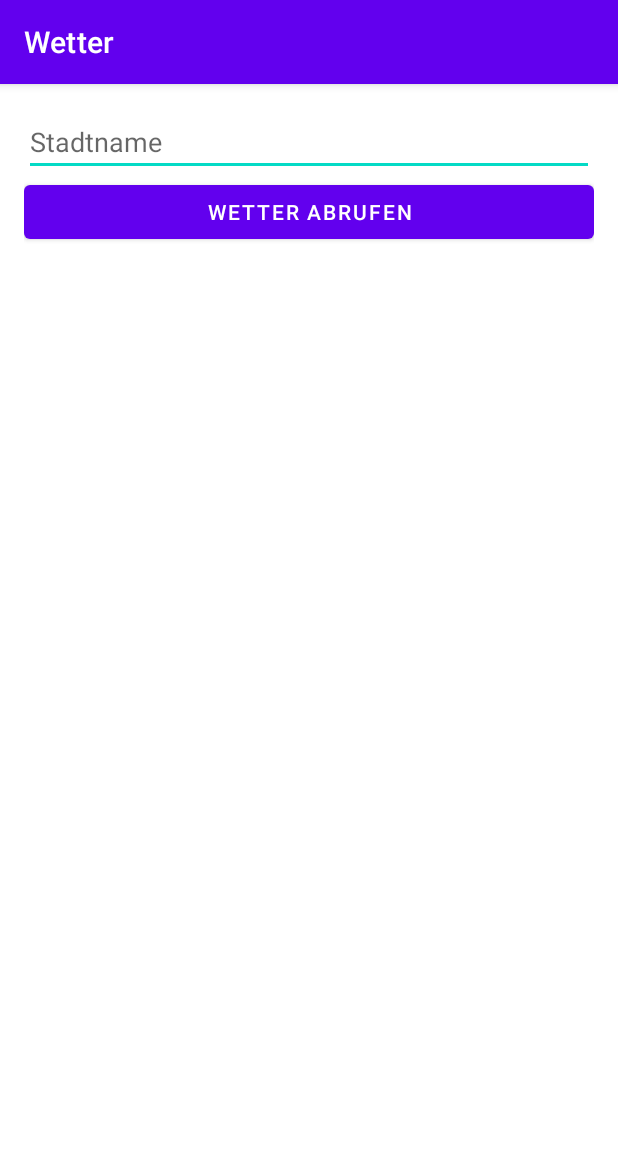
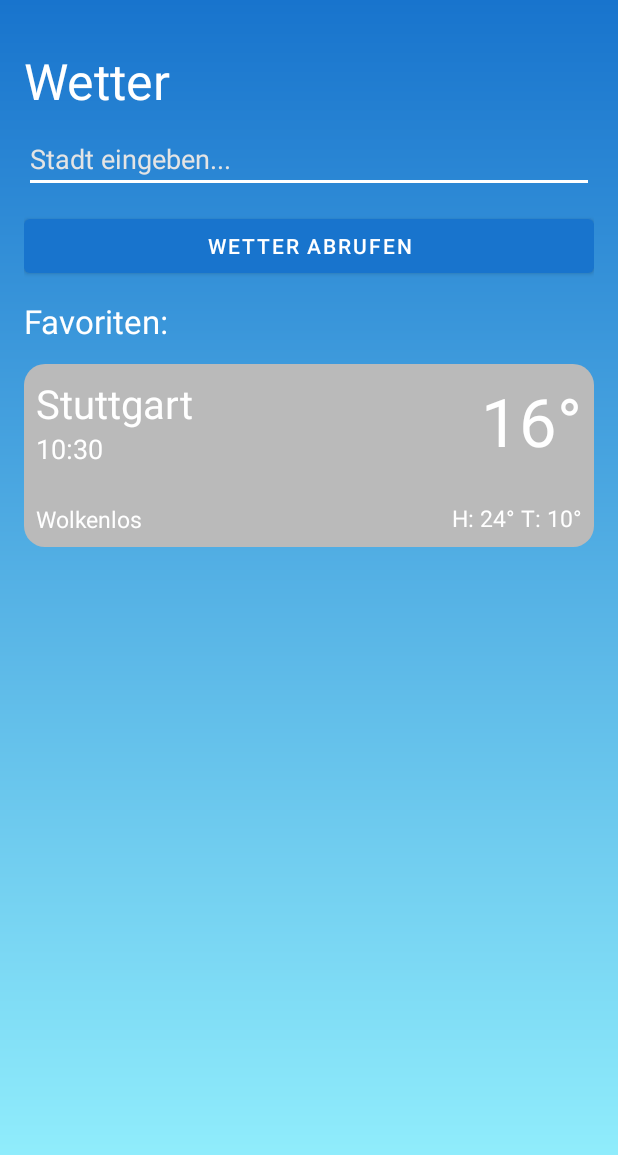
Before and after one commit to MarcelBuckste/WeatherApp, an Android app: the screen it shows after launch (MainActivity), on a phone screen of 412 x 824 dp. Shown: the top 1155 px of the screen. Run offline under Robolectric (Android 15) with nearby library versions, the phone set to English and light mode, and no system bars.

Commit message:
Startseiten Design geändert

```diff
--- a/app/src/main/java/com/example/weatherapp/WeatherDetailsActivity.kt
+++ b/app/src/main/java/com/example/weatherapp/WeatherDetailsActivity.kt
@@ -36,7 +36,7 @@ class WeatherDetailsActivity : AppCompatActivity() {
                 val weather = weatherData.getJSONArray("weather").getJSONObject(0)
 
                 val temp = String.format("%.0f", main.getDouble("temp") - 273.15) + "°C"
-                val tempMinMax = "H: " + String.format("%.0f", main.getDouble("temp_min") - 273.15) + "°C" + " T: " + String.format("%.0f", main.getDouble("temp_max") - 273.15) + "°C"
+                val tempMinMax = "H: " + String.format("%.0f", main.getDouble("temp_min")) + "°C" + " T: " + String.format("%.0f", main.getDouble("temp_max")) + "°C"
                 val address = weatherData.getString("name")
                 val description1 = weather.getString("description")
 
@@ -55,6 +55,4 @@ class WeatherDetailsActivity : AppCompatActivity() {
 
         thread.start()
     }
-
-
 }
--- /dev/null
+++ b/app/src/main/res/drawable/background_round_favorit.xml
@@ -0,0 +1,4 @@
+<shape xmlns:android="http://schemas.android.com/apk/res/android">
+    <corners android:radius="14dp" />
+    <solid android:color="#BABABA" />
+</shape>
--- /dev/null
+++ b/app/src/main/res/drawable/bt_back_icon.xml
@@ -0,0 +1,5 @@
+<vector android:autoMirrored="true" android:height="24dp"
+    android:tint="#FFFFFF" android:viewportHeight="24"
+    android:viewportWidth="24" android:width="24dp" xmlns:android="http://schemas.android.com/apk/res/android">
+    <path android:fillColor="@android:color/white" android:pathData="M4,10.5c-0.83,0 -1.5,0.67 -1.5,1.5s0.67,1.5 1.5,1.5 1.5,-0.67 1.5,-1.5 -0.67,-1.5 -1.5,-1.5zM4,4.5c-0.83,0 -1.5,0.67 -1.5,1.5S3.17,7.5 4,7.5 5.5,6.83 5.5,6 4.83,4.5 4,4.5zM4,16.5c-0.83,0 -1.5,0.68 -1.5,1.5s0.68,1.5 1.5,1.5 1.5,-0.68 1.5,-1.5 -0.67,-1.5 -1.5,-1.5zM7,19h14v-2L7,17v2zM7,13h14v-2L7,11v2zM7,5v2h14L21,5L7,5z"/>
+</vector>
--- a/app/src/main/res/layout/activity_main.xml
+++ b/app/src/main/res/layout/activity_main.xml
@@ -4,30 +4,117 @@
     android:layout_width="match_parent"
     android:layout_height="match_parent"
     android:padding="16dp"
-    tools:context=".MainActivity">
+    tools:context=".MainActivity"
+    android:background="@drawable/gradient_background">
+
+    <TextView
+        android:id="@+id/WeatherInf"
+        android:layout_width="wrap_content"
+        android:layout_height="wrap_content"
+        android:layout_marginTop="15dp"
+        android:text="Wetter"
+        android:textColor="#FFFFFF"
+        android:textSize="15pt" />
 
     <EditText
         android:id="@+id/etCityName"
         android:layout_width="match_parent"
         android:layout_height="wrap_content"
-        android:hint="Stadtname" />
+        android:layout_marginTop="67dp"
+        android:textColorHint="#E4E4E4"
+        android:textColor="#E4E4E4"
+        android:hint="Stadt eingeben..." />
 
     <Button
         android:id="@+id/btnGetWeather"
         android:layout_width="match_parent"
         android:layout_height="wrap_content"
         android:layout_below="@id/etCityName"
+        android:layout_marginTop="11dp"
         android:text="Wetter abrufen" />
 
     <TextView
         android:id="@+id/tvWeatherData"
         android:layout_width="match_parent"
         android:layout_height="wrap_content"
-        android:layout_below="@id/btnGetWeather"
-        android:layout_marginTop="16dp"
+        android:layout_below="@id/favoriten"
+        android:layout_marginTop="3dp"
         android:textSize="18sp" />
 
+    <TextView
+        android:id="@+id/favoriten"
+        android:layout_width="match_parent"
+        android:layout_height="wrap_content"
+        android:layout_below="@id/btnGetWeather"
+        android:layout_marginTop="11dp"
+        android:text="Favoriten:"
+        android:textColor="#FFFFFF"
+        android:textSize="10pt" />
 
+    <TextView
+        android:id="@+id/notification"
+        android:layout_width="match_parent"
+        android:layout_height="wrap_content"
+        android:layout_below="@id/etCityName"
+        android:layout_marginTop="3dp"
+        android:textColor="#F44336"
+        android:textSize="6pt" />
 
+    <RelativeLayout
+        android:layout_width="match_parent"
+        android:layout_height="wrap_content"
+        android:layout_below="@id/favoriten"
+        android:layout_marginTop="14dp"
+        android:background="@drawable/background_round_favorit"
+        android:padding="8dp">
+        <TextView
+            android:id="@+id/textViewCity"
+            android:layout_width="wrap_content"
+            android:layout_height="wrap_content"
+            android:text="Stuttgart"
+            android:textSize="12pt"
+            android:layout_alignParentStart="true"/>
 
+        <TextView
+            android:id="@+id/favoriten_temp"
+            android:layout_width="wrap_content"
+            android:layout_height="wrap_content"
+            android:text="16°"
+            android:textSize="20pt"
+            android:layout_alignParentEnd="true"/>
+
+        <TextView
+            android:id="@+id/favoriten_hochtief"
+            android:layout_width="wrap_content"
+            android:layout_height="wrap_content"
+            android:layout_below="@id/favoriten_temp"
+            android:layout_alignParentEnd="true"
+            android:layout_marginTop="24dp"
+            android:layout_marginEnd="0dp"
+            android:text="H: 24° T: 10°"
+            android:layout_marginBottom="0dp"
+            android:textSize="7pt" />
+
+        <TextView
+            android:id="@+id/time"
+            android:layout_below="@+id/textViewCity"
+            android:layout_width="wrap_content"
+            android:layout_height="wrap_content"
+            android:text="10:30"
+            android:textSize="8pt"
+            android:layout_alignParentStart="true"/>
+
+        <TextView
+            android:id="@+id/favorit_state"
+            android:layout_width="wrap_content"
+            android:layout_height="wrap_content"
+            android:layout_below="@+id/time"
+            android:layout_alignParentStart="true"
+            android:layout_marginStart="0dp"
+            android:layout_marginTop="24dp"
+            android:layout_marginBottom="0dp"
+            android:text="Wolkenlos"
+            android:textSize="7pt" />
+
+    </RelativeLayout>
 </RelativeLayout>
--- a/app/src/main/res/values/themes.xml
+++ b/app/src/main/res/values/themes.xml
@@ -1,15 +1,15 @@
 <resources xmlns:tools="http://schemas.android.com/tools">
     <!-- Base application theme. -->
-    <style name="Theme.WeatherApp" parent="Theme.MaterialComponents.DayNight.DarkActionBar">
+    <style name="Theme.WeatherApp" parent="Theme.MaterialComponents.DayNight.NoActionBar">
         <!-- Primary brand color. -->
-        <item name="colorPrimary">@color/purple_500</item>
-        <item name="colorPrimaryVariant">@color/purple_700</item>
+        <item name="colorPrimary">#1874cd</item>
+        <item name="colorPrimaryVariant">#1874cd</item>
         <item name="colorOnPrimary">@color/white</item>
         <item name="android:textColor">#FFFFFF</item>
         <!-- Secondary brand color. -->
-        <item name="colorSecondary">@color/teal_200</item>
-        <item name="colorSecondaryVariant">@color/teal_700</item>
-        <item name="colorOnSecondary">@color/black</item>
+        <item name="colorSecondary">#FFFFFF</item>
+        <item name="colorSecondaryVariant">@color/white</item>
+        <item name="colorOnSecondary">@color/white</item>
         <!-- Status bar color. -->
         <item name="android:statusBarColor">?attr/colorPrimaryVariant</item>
         <!-- Customize your theme here. -->
```
Also changed, not shown: app/src/main/java/com/example/weatherapp/MainActivity.kt (+42 -3 lines), app/src/main/res/drawable/gradient_background2.xml (added, +11 -0 lines), app/src/main/res/layout/activity_weather_details.xml (+28 -6 lines), app/src/main/res/drawable/wolken_background.png (added), 1 other file.
